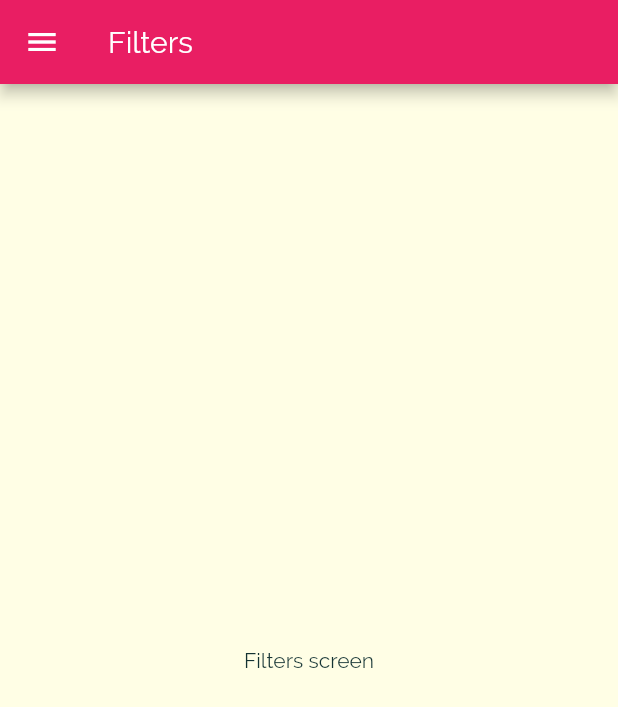
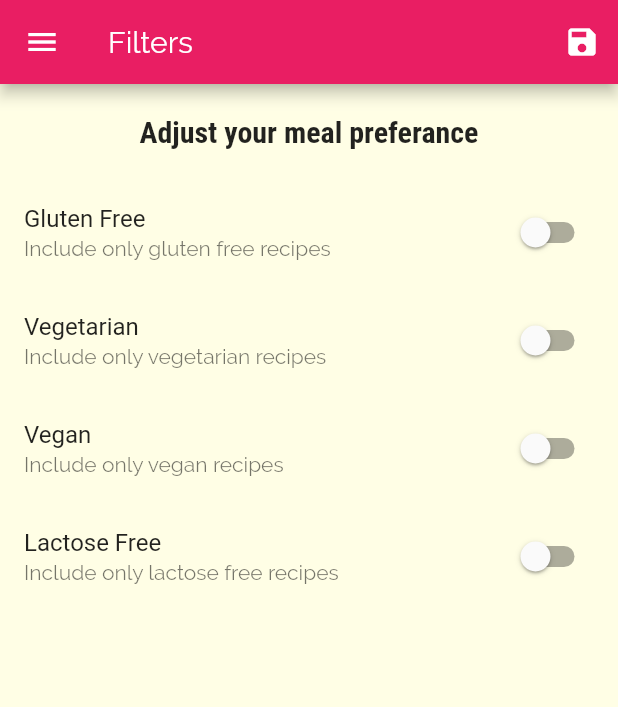
Before and after one commit to nikunjsaraf-oss/meals_app, a Flutter app: the FiltersScreen screen opened by its route, on a phone screen of 412 x 824 dp. Shown: the top 707 px of the screen. Run offline on Flutter 3.47's test engine with Material 2 defaults, Android fonts, the phone set to English and light mode, and no system bars.

Commit message:
Finishing filtering data

```diff
--- a/lib/main.dart
+++ b/lib/main.dart
@@ -1,5 +1,7 @@
 import 'package:flutter/material.dart';
 
+import './data/dummy_data.dart';
+import './models/meal.dart';
 import './screens/tabs_screen.dart';
 import './screens/meal_detail.dart';
 import './screens/category_meals_screen.dart';
@@ -10,7 +12,43 @@ void main() {
   runApp(MyApp());
 }
 
-class MyApp extends StatelessWidget {
+class MyApp extends StatefulWidget {
+  @override
+  _MyAppState createState() => _MyAppState();
+}
+
+class _MyAppState extends State<MyApp> {
+  Map<String, bool> _filters = {
+    'gluten': false,
+    'lactose': false,
+    'vegan': false,
+    'vegetarian': false,
+  };
+
+  List<Meal> _availableMeals = DUMMY_MEALS;
+
+  void _setFilters(Map<String, bool> filterData) {
+    setState(() {
+      _filters = filterData;
+
+      _availableMeals = DUMMY_MEALS.where((meal) {
+        if (_filters['gluten'] && !meal.isGlutenFree) {
+          return false;
+        }
+        if (_filters['lactose'] && !meal.isLactoseFree) {
+          return false;
+        }
+        if (_filters['vegan'] && !meal.isVegan) {
+          return false;
+        }
+        if (_filters['vegetarian'] && !meal.isVegetarian) {
+          return false;
+        }
+        return true;
+      }).toList();
+    });
+  }
+
   @override
   Widget build(BuildContext context) {
     return MaterialApp(
@@ -37,9 +75,10 @@ class MyApp extends StatelessWidget {
       initialRoute: '/',
       routes: {
         '/': (ctx) => TabsScreen(),
-        CategoryMealsScreen.routeName: (ctx) => CategoryMealsScreen(),
+        CategoryMealsScreen.routeName: (ctx) =>
+            CategoryMealsScreen(_availableMeals),
         MealDetailScreen.routeName: (ctx) => MealDetailScreen(),
-        FiltersScreen.routeName: (ctx) => FiltersScreen(),
+        FiltersScreen.routeName: (ctx) => FiltersScreen(_filters, _setFilters),
       },
 
       // Goes to route given if a certain route isn;t given
--- a/lib/screens/category_meals_screen.dart
+++ b/lib/screens/category_meals_screen.dart
@@ -2,10 +2,13 @@ import 'package:flutter/material.dart';
 
 import '../models/meal.dart';
 import '../widgets/meal_item.dart';
-import '../data/dummy_data.dart';
 
 class CategoryMealsScreen extends StatefulWidget {
   static const routeName = '/categories-meals';
+
+  final List<Meal> availableMeals;
+
+  CategoryMealsScreen(this.availableMeals);
 
   @override
   _CategoryMealsScreenState createState() => _CategoryMealsScreenState();
@@ -28,7 +31,7 @@ class _CategoryMealsScreenState extends State<CategoryMealsScreen> {
           ModalRoute.of(context).settings.arguments as Map<String, String>;
       categoryTitle = routeArgs['title'];
       final categoryId = routeArgs['id'];
-      displayedMeals = DUMMY_MEALS.where((meal) {
+      displayedMeals = widget.availableMeals.where((meal) {
         return meal.categories.contains(categoryId);
       }).toList();
       _loadedInitData = true;
--- a/lib/screens/filters_screen.dart
+++ b/lib/screens/filters_screen.dart
@@ -2,21 +2,131 @@ import 'package:flutter/material.dart';
 
 import '../widgets/main_drawer.dart';
 
-class FiltersScreen extends StatelessWidget {
+class FiltersScreen extends StatefulWidget {
   static const routeName = '/filters';
+
+  final Function saveFilters;
+  final Map<String, bool> currentFilters;
+
+  FiltersScreen(this.currentFilters, this.saveFilters);
+
+  @override
+  _FiltersScreenState createState() => _FiltersScreenState();
+}
+
+class _FiltersScreenState extends State<FiltersScreen> {
+  var _glutenFree = false;
+  var _vegetarian = false;
+  var _vegan = false;
+  var _lactoseFree = false;
+
+  @override
+  initState() {
+    _glutenFree = widget.currentFilters['gluten'];
+    _vegetarian = widget.currentFilters['vegetarian'];
+    _vegan = widget.currentFilters['vegan'];
+    _lactoseFree = widget.currentFilters['lactose'];
+    super.initState();
+  }
+
+  Widget _buildSwitchListTile(
+    String title,
+    String description,
+    bool currentValue,
+    Function updateValue,
+  ) {
+    return SwitchListTile(
+      title: Text(title),
+      value: currentValue,
+      subtitle: Text(description),
+      onChanged: updateValue,
+    );
+  }
 
   @override
   Widget build(BuildContext context) {
     return Scaffold(
         appBar: AppBar(
           title: Text('Filters'),
+          actions: [
+            IconButton(
+              icon: Icon(Icons.save),
+              onPressed: () {
+                final selectedFilters = {
+                  'gluten': _glutenFree,
+                  'lactose': _lactoseFree,
+                  'vegan': _vegan,
+                  'vegetarian': _vegetarian,
+                };
+                widget.saveFilters(selectedFilters);
+              },
+            ),
+          ],
         ),
         drawer: MainDrawer(),
-      body: Center(
+        body: Column(
+          children: [
+            Container(
+              padding: EdgeInsets.all(20),
               child: Text(
-          'Filters screen',
+                'Adjust your meal preferance',
+                style: Theme.of(context).textTheme.headline6,
               ),
             ),
+            Expanded(
+                child: ListView(
+              children: [
+                _buildSwitchListTile(
+                  'Gluten Free',
+                  'Include only gluten free recipes',
+                  _glutenFree,
+                  (newValue) {
+                    setState(
+                      () {
+                        _glutenFree = newValue;
+                      },
                     );
+                  },
+                ),
+                _buildSwitchListTile(
+                  'Vegetarian',
+                  'Include only vegetarian recipes',
+                  _vegetarian,
+                  (newValue) {
+                    setState(
+                      () {
+                        _vegetarian = newValue;
+                      },
+                    );
+                  },
+                ),
+                _buildSwitchListTile(
+                  'Vegan',
+                  'Include only vegan recipes',
+                  _vegan,
+                  (newValue) {
+                    setState(
+                      () {
+                        _vegan = newValue;
+                      },
+                    );
+                  },
+                ),
+                _buildSwitchListTile(
+                  'Lactose Free',
+                  'Include only lactose free recipes',
+                  _lactoseFree,
+                  (newValue) {
+                    setState(
+                      () {
+                        _lactoseFree = newValue;
+                      },
+                    );
+                  },
+                ),
+              ],
+            ))
+          ],
+        ));
   }
 }
```
Lines whose indentation alone changed are shown as unchanged.
